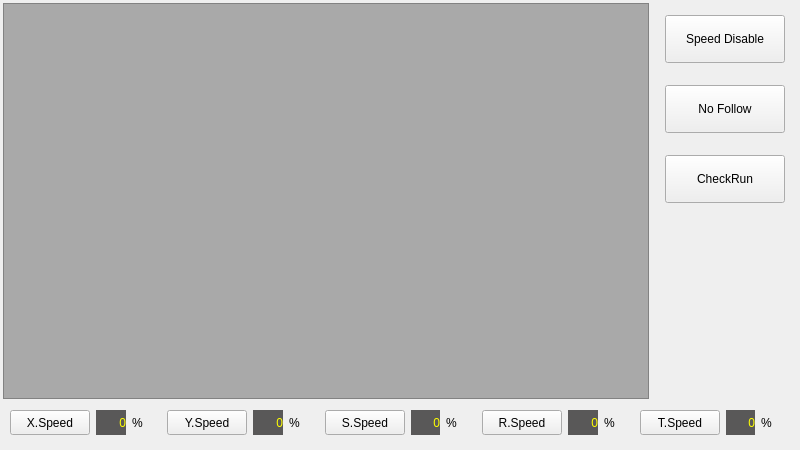
Old version of the form hcinstruction/ichcprogrammonitorframe_8.ui in the repository GaussCheng/2-5AxisPunch.
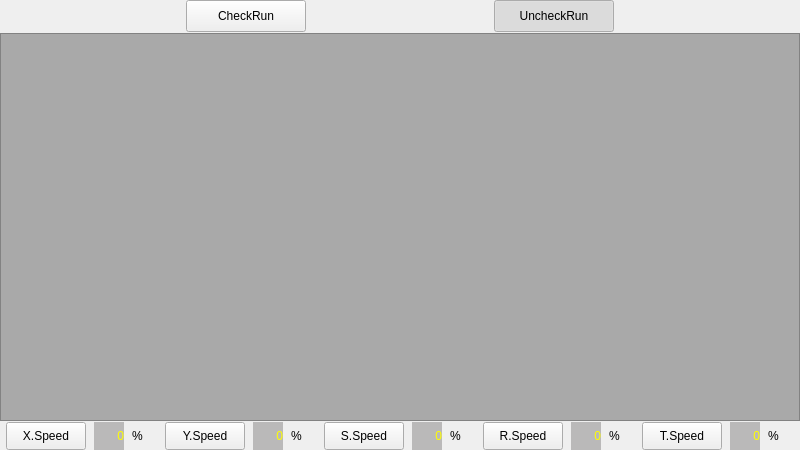
New version of the form. Icons and pictures are not drawn.

```diff
--- a/hcinstruction/ichcprogrammonitorframe_8.ui
+++ b/hcinstruction/ichcprogrammonitorframe_8.ui
@@ -27,107 +27,49 @@
   <property name="frameShadow">
    <enum>QFrame::Plain</enum>
   </property>
-  <widget class="QToolButton" name="speedEnableButton">
-   <property name="geometry">
-    <rect>
-     <x>665</x>
-     <y>15</y>
-     <width>120</width>
-     <height>48</height>
-    </rect>
+  <layout class="QVBoxLayout" name="verticalLayout">
+   <property name="spacing">
+    <number>1</number>
    </property>
-   <property name="minimumSize">
-    <size>
-     <width>120</width>
-     <height>48</height>
-    </size>
+   <property name="leftMargin">
+    <number>0</number>
    </property>
-   <property name="maximumSize">
-    <size>
-     <width>120</width>
-     <height>48</height>
-    </size>
+   <property name="topMargin">
+    <number>0</number>
    </property>
-   <property name="text">
-    <string>Speed Disable</string>
+   <property name="rightMargin">
+    <number>0</number>
    </property>
-   <property name="icon">
-    <iconset resource="../resource.qrc">
-     <normaloff>:/resource/switch_off.png</normaloff>:/resource/switch_off.png</iconset>
+   <property name="bottomMargin">
+    <number>0</number>
    </property>
-   <property name="iconSize">
-    <size>
-     <width>32</width>
-     <height>32</height>
-    </size>
-   </property>
-   <property name="toolButtonStyle">
-    <enum>Qt::ToolButtonTextBesideIcon</enum>
-   </property>
-  </widget>
-  <widget class="QToolButton" name="followToolButton">
-   <property name="geometry">
-    <rect>
-     <x>665</x>
-     <y>85</y>
-     <width>120</width>
-     <height>48</height>
-    </rect>
-   </property>
-   <property name="sizePolicy">
-    <sizepolicy hsizetype="Fixed" vsizetype="Fixed">
-     <horstretch>0</horstretch>
-     <verstretch>0</verstretch>
-    </sizepolicy>
-   </property>
-   <property name="minimumSize">
+   <item>
+    <layout class="QHBoxLayout" name="horizontalLayout_2">
+     <item>
+      <spacer name="horizontalSpacer">
+       <property name="orientation">
+        <enum>Qt::Horizontal</enum>
+       </property>
+       <property name="sizeHint" stdset="0">
     <size>
-     <width>120</width>
-     <height>48</height>
-    </size>
-   </property>
-   <property name="maximumSize">
-    <size>
-     <width>120</width>
-     <height>48</height>
-    </size>
-   </property>
-   <property name="text">
-    <string>No Follow</string>
-   </property>
-   <property name="icon">
-    <iconset resource="../resource.qrc">
-     <normaloff>:/resource/stop.png</normaloff>:/resource/stop.png</iconset>
-   </property>
-   <property name="iconSize">
-    <size>
-     <width>32</width>
-     <height>32</height>
-    </size>
-   </property>
-   <property name="toolButtonStyle">
-    <enum>Qt::ToolButtonTextBesideIcon</enum>
-   </property>
-  </widget>
+         <width>40</width>
+         <height>20</height>
+        </size>
+       </property>
+      </spacer>
+     </item>
+     <item>
   <widget class="QPushButton" name="cycle">
-   <property name="geometry">
-    <rect>
-     <x>665</x>
-     <y>155</y>
-     <width>120</width>
-     <height>48</height>
-    </rect>
-   </property>
    <property name="minimumSize">
     <size>
      <width>120</width>
-     <height>48</height>
+         <height>32</height>
     </size>
    </property>
    <property name="maximumSize">
     <size>
      <width>120</width>
-     <height>48</height>
+         <height>16777215</height>
     </size>
    </property>
    <property name="text">
@@ -142,16 +84,75 @@
    <property name="checkable">
     <bool>true</bool>
    </property>
-  </widget>
+       <attribute name="buttonGroup">
+        <string notr="true">buttonGroup</string>
+       </attribute>
+      </widget>
+     </item>
+     <item>
+      <spacer name="horizontalSpacer_3">
+       <property name="orientation">
+        <enum>Qt::Horizontal</enum>
+       </property>
+       <property name="sizeHint" stdset="0">
+        <size>
+         <width>40</width>
+         <height>20</height>
+        </size>
+       </property>
+      </spacer>
+     </item>
+     <item>
+      <widget class="QPushButton" name="uncheckRun">
+       <property name="minimumSize">
+        <size>
+         <width>120</width>
+         <height>32</height>
+        </size>
+       </property>
+       <property name="maximumSize">
+        <size>
+         <width>120</width>
+         <height>16777215</height>
+        </size>
+       </property>
+       <property name="text">
+        <string>UncheckRun</string>
+       </property>
+       <property name="iconSize">
+        <size>
+         <width>32</width>
+         <height>32</height>
+        </size>
+       </property>
+       <property name="checkable">
+        <bool>true</bool>
+       </property>
+       <property name="checked">
+        <bool>true</bool>
+       </property>
+       <attribute name="buttonGroup">
+        <string notr="true">buttonGroup</string>
+       </attribute>
+      </widget>
+     </item>
+     <item>
+      <spacer name="horizontalSpacer_2">
+       <property name="orientation">
+        <enum>Qt::Horizontal</enum>
+       </property>
+       <property name="sizeHint" stdset="0">
+        <size>
+         <width>40</width>
+         <height>20</height>
+        </size>
+       </property>
+      </spacer>
+     </item>
+    </layout>
+   </item>
+   <item>
   <widget class="QListWidget" name="moldContentListWidget">
-   <property name="geometry">
-    <rect>
-     <x>3</x>
-     <y>3</y>
-     <width>646</width>
-     <height>396</height>
-    </rect>
-   </property>
    <property name="minimumSize">
     <size>
      <width>300</width>
@@ -185,16 +186,12 @@
     <number>1</number>
    </property>
   </widget>
-  <widget class="QWidget" name="layoutWidget">
-   <property name="geometry">
-    <rect>
-     <x>10</x>
-     <y>410</y>
-     <width>781</width>
-     <height>25</height>
-    </rect>
-   </property>
+   </item>
+   <item>
    <layout class="QHBoxLayout" name="horizontalLayout">
+     <property name="spacing">
+      <number>2</number>
+     </property>
     <item>
      <widget class="QPushButton" name="xSpeed">
       <property name="sizePolicy">
@@ -203,6 +200,18 @@
         <verstretch>0</verstretch>
        </sizepolicy>
       </property>
+       <property name="minimumSize">
+        <size>
+         <width>0</width>
+         <height>28</height>
+        </size>
+       </property>
+       <property name="maximumSize">
+        <size>
+         <width>80</width>
+         <height>16777215</height>
+        </size>
+       </property>
       <property name="text">
        <string>X.Speed</string>
       </property>
@@ -213,6 +222,18 @@
     </item>
     <item>
      <widget class="QLabel" name="xSpeedLabel">
+       <property name="minimumSize">
+        <size>
+         <width>30</width>
+         <height>0</height>
+        </size>
+       </property>
+       <property name="maximumSize">
+        <size>
+         <width>30</width>
+         <height>16777215</height>
+        </size>
+       </property>
       <property name="palette">
        <palette>
         <active>
@@ -228,9 +249,9 @@
          <colorrole role="Button">
           <brush brushstyle="SolidPattern">
            <color alpha="255">
-            <red>89</red>
-            <green>88</green>
-            <blue>88</blue>
+             <red>194</red>
+             <green>193</green>
+             <blue>193</blue>
            </color>
           </brush>
          </colorrole>
@@ -309,9 +330,9 @@
          <colorrole role="Window">
           <brush brushstyle="SolidPattern">
            <color alpha="255">
-            <red>89</red>
-            <green>88</green>
-            <blue>88</blue>
+             <red>186</red>
+             <green>185</green>
+             <blue>185</blue>
            </color>
           </brush>
          </colorrole>
@@ -365,9 +386,9 @@
          <colorrole role="Button">
           <brush brushstyle="SolidPattern">
            <color alpha="255">
-            <red>89</red>
-            <green>88</green>
-            <blue>88</blue>
+             <red>194</red>
+             <green>193</green>
+             <blue>193</blue>
            </color>
           </brush>
          </colorrole>
@@ -446,9 +467,9 @@
          <colorrole role="Window">
           <brush brushstyle="SolidPattern">
            <color alpha="255">
-            <red>89</red>
-            <green>88</green>
-            <blue>88</blue>
+             <red>186</red>
+             <green>185</green>
+             <blue>185</blue>
            </color>
           </brush>
          </colorrole>
@@ -502,9 +523,9 @@
          <colorrole role="Button">
           <brush brushstyle="SolidPattern">
            <color alpha="255">
-            <red>89</red>
-            <green>88</green>
-            <blue>88</blue>
+             <red>194</red>
+             <green>193</green>
+             <blue>193</blue>
            </color>
           </brush>
          </colorrole>
@@ -574,18 +595,18 @@
          <colorrole role="Base">
           <brush brushstyle="SolidPattern">
            <color alpha="255">
-            <red>89</red>
-            <green>88</green>
-            <blue>88</blue>
+             <red>186</red>
+             <green>185</green>
+             <blue>185</blue>
            </color>
           </brush>
          </colorrole>
          <colorrole role="Window">
           <brush brushstyle="SolidPattern">
            <color alpha="255">
-            <red>89</red>
-            <green>88</green>
-            <blue>88</blue>
+             <red>186</red>
+             <green>185</green>
+             <blue>185</blue>
            </color>
           </brush>
          </colorrole>
@@ -644,6 +665,12 @@
     </item>
     <item>
      <widget class="QLabel" name="label_12">
+       <property name="maximumSize">
+        <size>
+         <width>25</width>
+         <height>16777215</height>
+        </size>
+       </property>
       <property name="text">
        <string>%</string>
       </property>
@@ -657,6 +684,18 @@
         <verstretch>0</verstretch>
        </sizepolicy>
       </property>
+       <property name="minimumSize">
+        <size>
+         <width>0</width>
+         <height>28</height>
+        </size>
+       </property>
+       <property name="maximumSize">
+        <size>
+         <width>80</width>
+         <height>16777215</height>
+        </size>
+       </property>
       <property name="text">
        <string>Y.Speed</string>
       </property>
@@ -667,6 +706,18 @@
     </item>
     <item>
      <widget class="QLabel" name="ySpeedLabel">
+       <property name="minimumSize">
+        <size>
+         <width>30</width>
+         <height>0</height>
+        </size>
+       </property>
+       <property name="maximumSize">
+        <size>
+         <width>30</width>
+         <height>16777215</height>
+        </size>
+       </property>
       <property name="palette">
        <palette>
         <active>
@@ -682,9 +733,9 @@
          <colorrole role="Button">
           <brush brushstyle="SolidPattern">
            <color alpha="255">
-            <red>89</red>
-            <green>88</green>
-            <blue>88</blue>
+             <red>194</red>
+             <green>193</green>
+             <blue>193</blue>
            </color>
           </brush>
          </colorrole>
@@ -763,9 +814,9 @@
          <colorrole role="Window">
           <brush brushstyle="SolidPattern">
            <color alpha="255">
-            <red>89</red>
-            <green>88</green>
-            <blue>88</blue>
+             <red>186</red>
+             <green>185</green>
+             <blue>185</blue>
            </color>
           </brush>
          </colorrole>
@@ -819,9 +870,9 @@
          <colorrole role="Button">
           <brush brushstyle="SolidPattern">
            <color alpha="255">
-            <red>89</red>
-            <green>88</green>
-            <blue>88</blue>
+             <red>194</red>
+             <green>193</green>
+             <blue>193</blue>
            </color>
           </brush>
          </colorrole>
@@ -900,9 +951,9 @@
          <colorrole role="Window">
           <brush brushstyle="SolidPattern">
            <color alpha="255">
-            <red>89</red>
-            <green>88</green>
-            <blue>88</blue>
+             <red>186</red>
+             <green>185</green>
+             <blue>185</blue>
            </color>
           </brush>
          </colorrole>
@@ -956,9 +1007,9 @@
          <colorrole role="Button">
           <brush brushstyle="SolidPattern">
            <color alpha="255">
-            <red>89</red>
-            <green>88</green>
-            <blue>88</blue>
+             <red>194</red>
+             <green>193</green>
+             <blue>193</blue>
            </color>
           </brush>
          </colorrole>
@@ -1028,18 +1079,18 @@
          <colorrole role="Base">
           <brush brushstyle="SolidPattern">
            <color alpha="255">
-            <red>89</red>
-            <green>88</green>
-            <blue>88</blue>
+             <red>186</red>
+             <green>185</green>
+             <blue>185</blue>
            </color>
           </brush>
          </colorrole>
          <colorrole role="Window">
           <brush brushstyle="SolidPattern">
            <color alpha="255">
-            <red>89</red>
-            <green>88</green>
-            <blue>88</blue>
+             <red>186</red>
+             <green>185</green>
+             <blue>185</blue>
            </color>
           </brush>
          </colorrole>
@@ -1098,6 +1149,12 @@
     </item>
     <item>
      <widget class="QLabel" name="label_13">
+       <property name="maximumSize">
+        <size>
+         <width>25</width>
+         <height>16777215</height>
+        </size>
+       </property>
       <property name="text">
        <string>%</string>
       </property>
@@ -1111,6 +1168,18 @@
         <verstretch>0</verstretch>
        </sizepolicy>
       </property>
+       <property name="minimumSize">
+        <size>
+         <width>0</width>
+         <height>28</height>
+        </size>
+       </property>
+       <property name="maximumSize">
+        <size>
+         <width>80</width>
+         <height>16777215</height>
+        </size>
+       </property>
       <property name="text">
        <string>S.Speed</string>
       </property>
@@ -1121,6 +1190,18 @@
     </item>
     <item>
      <widget class="QLabel" name="zSpeedLabel">
+       <property name="minimumSize">
+        <size>
+         <width>30</width>
+         <height>0</height>
+        </size>
+       </property>
+       <property name="maximumSize">
+        <size>
+         <width>30</width>
+         <height>16777215</height>
+        </size>
+       </property>
       <property name="palette">
        <palette>
         <active>
@@ -1136,9 +1217,9 @@
          <colorrole role="Button">
           <brush brushstyle="SolidPattern">
            <color alpha="255">
-            <red>89</red>
-            <green>88</green>
-            <blue>88</blue>
+             <red>194</red>
+             <green>193</green>
+             <blue>193</blue>
            </color>
           </brush>
          </colorrole>
@@ -1217,9 +1298,9 @@
          <colorrole role="Window">
           <brush brushstyle="SolidPattern">
            <color alpha="255">
-            <red>89</red>
-            <green>88</green>
-            <blue>88</blue>
+             <red>186</red>
+             <green>185</green>
+             <blue>185</blue>
            </color>
           </brush>
          </colorrole>
@@ -1273,9 +1354,9 @@
          <colorrole role="Button">
           <brush brushstyle="SolidPattern">
            <color alpha="255">
-            <red>89</red>
-            <green>88</green>
-            <blue>88</blue>
+             <red>194</red>
+             <green>193</green>
+             <blue>193</blue>
            </color>
           </brush>
          </colorrole>
@@ -1354,9 +1435,9 @@
          <colorrole role="Window">
           <brush brushstyle="SolidPattern">
            <color alpha="255">
-            <red>89</red>
-            <green>88</green>
-            <blue>88</blue>
+             <red>186</red>
+             <green>185</green>
+             <blue>185</blue>
            </color>
           </brush>
          </colorrole>
@@ -1410,9 +1491,9 @@
          <colorrole role="Button">
           <brush brushstyle="SolidPattern">
            <color alpha="255">
-            <red>89</red>
-            <green>88</green>
-            <blue>88</blue>
+             <red>194</red>
+             <green>193</green>
+             <blue>193</blue>
            </color>
           </brush>
          </colorrole>
@@ -1482,18 +1563,18 @@
          <colorrole role="Base">
           <brush brushstyle="SolidPattern">
            <color alpha="255">
-            <red>89</red>
-            <green>88</green>
-            <blue>88</blue>
+             <red>186</red>
+             <green>185</green>
+             <blue>185</blue>
            </color>
           </brush>
          </colorrole>
          <colorrole role="Window">
           <brush brushstyle="SolidPattern">
            <color alpha="255">
-            <red>89</red>
-            <green>88</green>
-            <blue>88</blue>
+             <red>186</red>
+             <green>185</green>
+             <blue>185</blue>
            </color>
           </brush>
          </colorrole>
@@ -1552,6 +1633,12 @@
     </item>
     <item>
      <widget class="QLabel" name="label_16">
+       <property name="maximumSize">
+        <size>
+         <width>25</width>
+         <height>16777215</height>
+        </size>
+       </property>
       <property name="text">
        <string>%</string>
       </property>
@@ -1565,6 +1652,18 @@
         <verstretch>0</verstretch>
        </sizepolicy>
       </property>
+       <property name="minimumSize">
+        <size>
+         <width>0</width>
+         <height>28</height>
+        </size>
+       </property>
+       <property name="maximumSize">
+        <size>
+         <width>80</width>
+         <height>16777215</height>
+        </size>
+       </property>
       <property name="text">
        <string>R.Speed</string>
       </property>
@@ -1574,7 +1673,19 @@
      </widget>
     </item>
     <item>
-     <widget class="QLabel" name="x2SpeedLabel">
+      <widget class="QLabel" name="rSpeedLabel">
+       <property name="minimumSize">
+        <size>
+         <width>30</width>
+         <height>0</height>
+        </size>
+       </property>
+       <property name="maximumSize">
+        <size>
+         <width>30</width>
+         <height>16777215</height>
+        </size>
+       </property>
       <property name="palette">
        <palette>
         <active>
@@ -1590,9 +1701,9 @@
          <colorrole role="Button">
           <brush brushstyle="SolidPattern">
            <color alpha="255">
-            <red>89</red>
-            <green>88</green>
-            <blue>88</blue>
+             <red>194</red>
+             <green>193</green>
+             <blue>193</blue>
            </color>
           </brush>
          </colorrole>
@@ -1671,9 +1782,9 @@
          <colorrole role="Window">
           <brush brushstyle="SolidPattern">
            <color alpha="255">
-            <red>89</red>
-            <green>88</green>
-            <blue>88</blue>
+             <red>186</red>
+             <green>185</green>
+             <blue>185</blue>
            </color>
           </brush>
          </colorrole>
@@ -1727,9 +1838,9 @@
          <colorrole role="Button">
           <brush brushstyle="SolidPattern">
            <color alpha="255">
-            <red>89</red>
-            <green>88</green>
-            <blue>88</blue>
+             <red>194</red>
+             <green>193</green>
+             <blue>193</blue>
            </color>
           </brush>
          </colorrole>
@@ -1808,9 +1919,9 @@
          <colorrole role="Window">
           <brush brushstyle="SolidPattern">
            <color alpha="255">
-            <red>89</red>
-            <green>88</green>
-            <blue>88</blue>
+             <red>186</red>
+             <green>185</green>
+             <blue>185</blue>
            </color>
           </brush>
          </colorrole>
@@ -1864,9 +1975,9 @@
          <colorrole role="Button">
           <brush brushstyle="SolidPattern">
            <color alpha="255">
-            <red>89</red>
-            <green>88</green>
-            <blue>88</blue>
+             <red>194</red>
+             <green>193</green>
+             <blue>193</blue>
            </color>
           </brush>
          </colorrole>
@@ -1936,18 +2047,18 @@
          <colorrole role="Base">
           <brush brushstyle="SolidPattern">
            <color alpha="255">
-            <red>89</red>
-            <green>88</green>
-            <blue>88</blue>
+             <red>186</red>
+             <green>185</green>
+             <blue>185</blue>
            </color>
           </brush>
          </colorrole>
          <colorrole role="Window">
           <brush brushstyle="SolidPattern">
            <color alpha="255">
-            <red>89</red>
-            <green>88</green>
-            <blue>88</blue>
+             <red>186</red>
+             <green>185</green>
+             <blue>185</blue>
            </color>
           </brush>
          </colorrole>
@@ -2005,7 +2116,13 @@
      </widget>
     </item>
     <item>
-     <widget class="QLabel" name="label_20">
+      <widget class="QLabel" name="label_21">
+       <property name="maximumSize">
+        <size>
+         <width>25</width>
+         <height>16777215</height>
+        </size>
+       </property>
       <property name="text">
        <string>%</string>
       </property>
@@ -2019,6 +2136,18 @@
         <verstretch>0</verstretch>
        </sizepolicy>
       </property>
+       <property name="minimumSize">
+        <size>
+         <width>0</width>
+         <height>28</height>
+        </size>
+       </property>
+       <property name="maximumSize">
+        <size>
+         <width>80</width>
+         <height>16777215</height>
+        </size>
+       </property>
       <property name="text">
        <string>T.Speed</string>
       </property>
@@ -2029,6 +2158,18 @@
     </item>
     <item>
      <widget class="QLabel" name="tSpeedLabel">
+       <property name="minimumSize">
+        <size>
+         <width>30</width>
+         <height>0</height>
+        </size>
+       </property>
+       <property name="maximumSize">
+        <size>
+         <width>30</width>
+         <height>16777215</height>
+        </size>
+       </property>
       <property name="palette">
        <palette>
         <active>
@@ -2044,9 +2185,9 @@
          <colorrole role="Button">
           <brush brushstyle="SolidPattern">
            <color alpha="255">
-            <red>89</red>
-            <green>88</green>
-            <blue>88</blue>
+             <red>194</red>
+             <green>193</green>
+             <blue>193</blue>
            </color>
           </brush>
          </colorrole>
@@ -2125,9 +2266,9 @@
          <colorrole role="Window">
           <brush brushstyle="SolidPattern">
            <color alpha="255">
-            <red>89</red>
-            <green>88</green>
-            <blue>88</blue>
+             <red>186</red>
+             <green>185</green>
+             <blue>185</blue>
            </color>
           </brush>
          </colorrole>
@@ -2181,9 +2322,9 @@
          <colorrole role="Button">
           <brush brushstyle="SolidPattern">
            <color alpha="255">
-            <red>89</red>
-            <green>88</green>
-            <blue>88</blue>
+             <red>194</red>
+             <green>193</green>
+             <blue>193</blue>
            </color>
           </brush>
          </colorrole>
@@ -2262,9 +2403,9 @@
          <colorrole role="Window">
           <brush brushstyle="SolidPattern">
            <color alpha="255">
-            <red>89</red>
-            <green>88</green>
-            <blue>88</blue>
+             <red>186</red>
+             <green>185</green>
+             <blue>185</blue>
            </color>
           </brush>
          </colorrole>
@@ -2318,9 +2459,9 @@
          <colorrole role="Button">
           <brush brushstyle="SolidPattern">
            <color alpha="255">
-            <red>89</red>
-            <green>88</green>
-            <blue>88</blue>
+             <red>194</red>
+             <green>193</green>
+             <blue>193</blue>
            </color>
           </brush>
          </colorrole>
@@ -2390,18 +2531,18 @@
          <colorrole role="Base">
           <brush brushstyle="SolidPattern">
            <color alpha="255">
-            <red>89</red>
-            <green>88</green>
-            <blue>88</blue>
+             <red>186</red>
+             <green>185</green>
+             <blue>185</blue>
            </color>
           </brush>
          </colorrole>
          <colorrole role="Window">
           <brush brushstyle="SolidPattern">
            <color alpha="255">
-            <red>89</red>
-            <green>88</green>
-            <blue>88</blue>
+             <red>186</red>
+             <green>185</green>
+             <blue>185</blue>
            </color>
           </brush>
          </colorrole>
@@ -2459,17 +2600,22 @@
      </widget>
     </item>
     <item>
-     <widget class="QLabel" name="label_17">
+      <widget class="QLabel" name="label_18">
+       <property name="maximumSize">
+        <size>
+         <width>25</width>
+         <height>16777215</height>
+        </size>
+       </property>
       <property name="text">
        <string>%</string>
       </property>
      </widget>
     </item>
    </layout>
-  </widget>
- </widget>
- <resources>
-  <include location="../resource.qrc"/>
- </resources>
+   </item>
+  </layout>
+ </widget>
+ <resources/>
  <connections/>
 </ui>
```
Left out of the diff: 5 changed lines with no effect on the pictures. Lines whose indentation alone changed are shown as unchanged.
